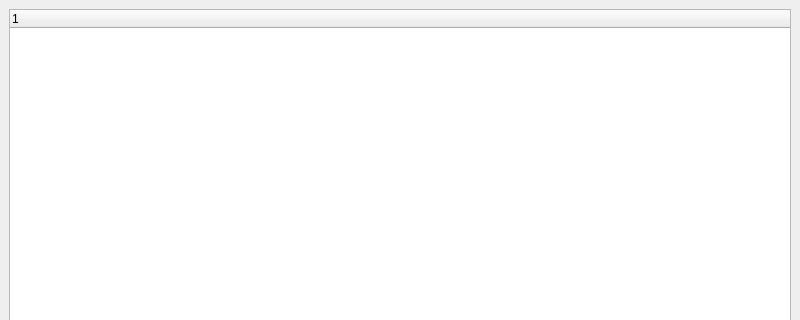
Old version of the form lesson_1/TreeStructureRegions/mainwindow.ui in the repository AlexanderShataev/gprojcpp; both pictures show x 0 to 800 and y 0 to 320 of the 800 by 600 pixel window.
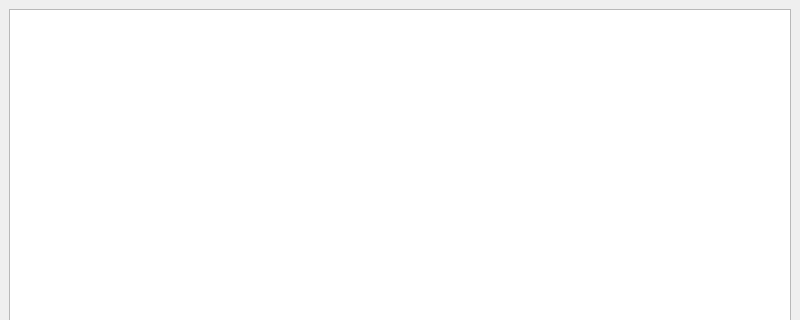
New version of the form.

Patch:
```diff
--- a/lesson_1/TreeStructureRegions/mainwindow.ui
+++ b/lesson_1/TreeStructureRegions/mainwindow.ui
@@ -16,13 +16,7 @@
   <widget class="QWidget" name="centralwidget">
    <layout class="QGridLayout" name="gridLayout">
     <item row="0" column="0">
-     <widget class="QTreeWidget" name="countryTree">
-      <column>
-       <property name="text">
-        <string notr="true">1</string>
-       </property>
-      </column>
-     </widget>
+     <widget class="QTreeView" name="treeViewCountry"/>
     </item>
    </layout>
   </widget>
```
